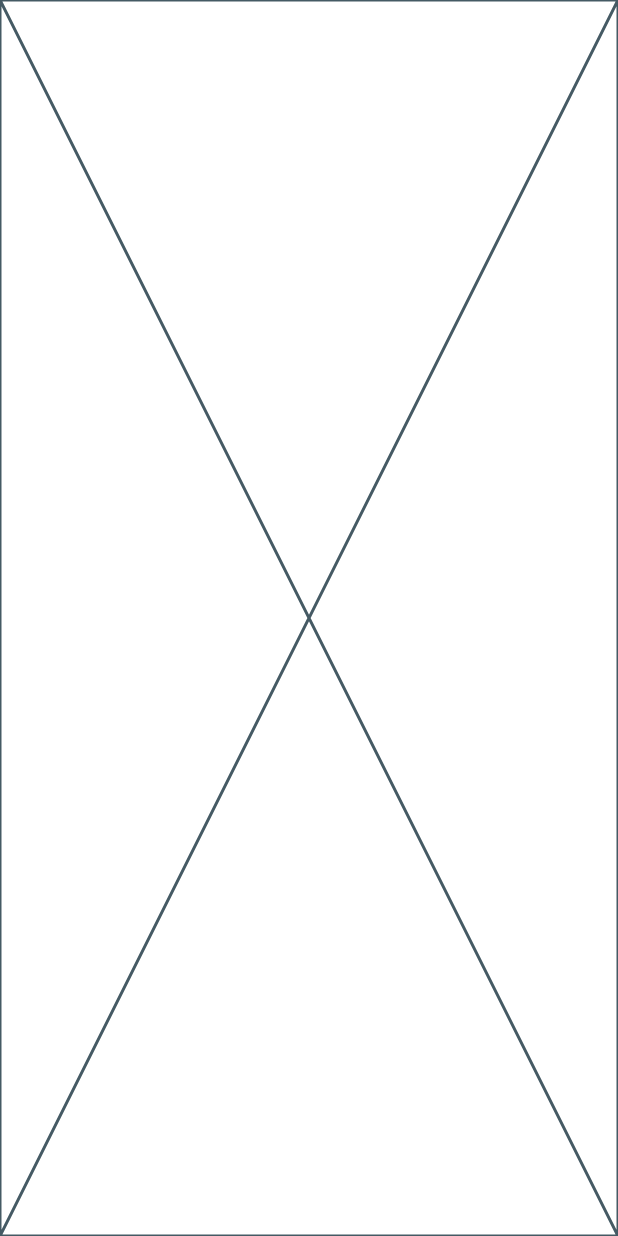
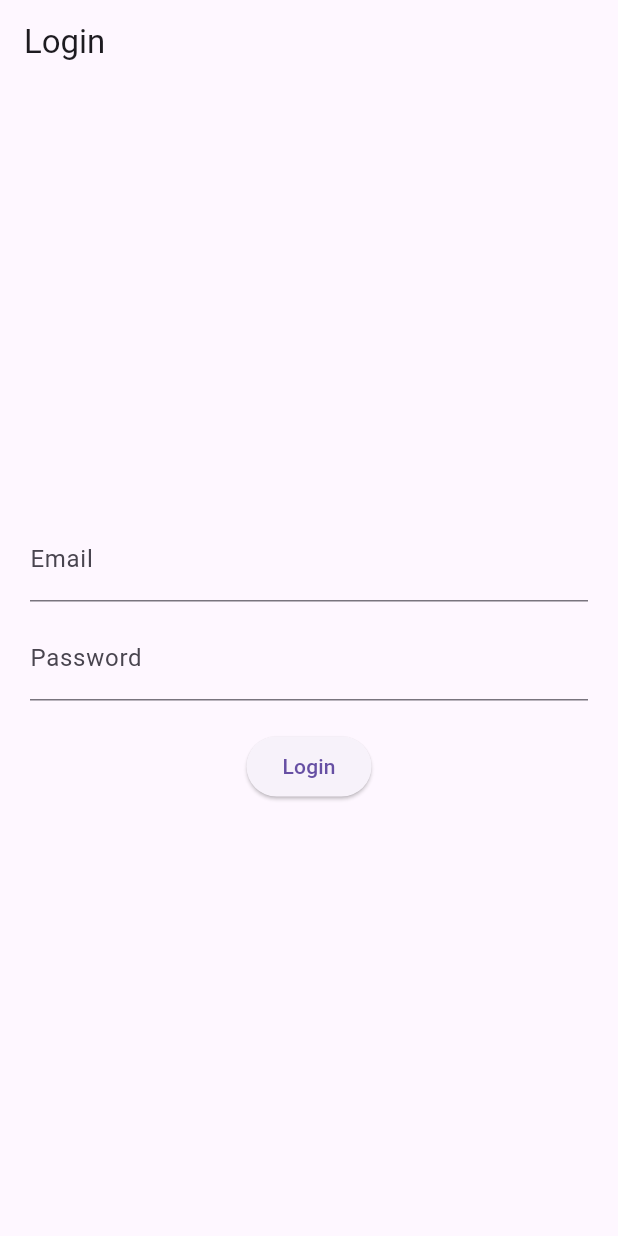
Before and after one commit to soyesh-1/Gadgetify, a Flutter app: the screen it shows after launch, on a phone screen of 412 x 824 dp. Run offline on Flutter 3.47's test engine with Material 3 defaults, Android fonts, the phone set to English and light mode, and no system bars.

Commit message:
login page edit

```diff
--- a/gadgetify/lib/view/login.dart
+++ b/gadgetify/lib/view/login.dart
@@ -8,8 +8,53 @@ class Login extends StatefulWidget {
 }
 
 class _LoginState extends State<Login> {
+  final TextEditingController _emailController = TextEditingController();
+  final TextEditingController _passwordController = TextEditingController();
+
+  void _login() {
+    String email = _emailController.text.trim();
+    String password = _passwordController.text;
+
+    if (email.isNotEmpty && password.isNotEmpty) {
+      // Placeholder logic for now
+      debugPrint('Logging in with: $email / $password');
+      ScaffoldMessenger.of(context).showSnackBar(
+        const SnackBar(content: Text('Login successful')),
+      );
+    } else {
+      ScaffoldMessenger.of(context).showSnackBar(
+        const SnackBar(content: Text('Please fill in all fields')),
+      );
+    }
+  }
+
   @override
   Widget build(BuildContext context) {
-    return const Placeholder();
+    return Scaffold(
+      appBar: AppBar(title: const Text('Login')),
+      body: Padding(
+        padding: const EdgeInsets.all(20.0),
+        child: Column(
+          mainAxisAlignment: MainAxisAlignment.center,
+          children: [
+            TextField(
+              controller: _emailController,
+              decoration: const InputDecoration(labelText: 'Email'),
+            ),
+            const SizedBox(height: 10),
+            TextField(
+              controller: _passwordController,
+              decoration: const InputDecoration(labelText: 'Password'),
+              obscureText: true,
+            ),
+            const SizedBox(height: 20),
+            ElevatedButton(
+              onPressed: _login,
+              child: const Text('Login'),
+            ),
+          ],
+        ),
+      ),
+    );
   }
 }
```
Also changed, not shown: 1 other file.
